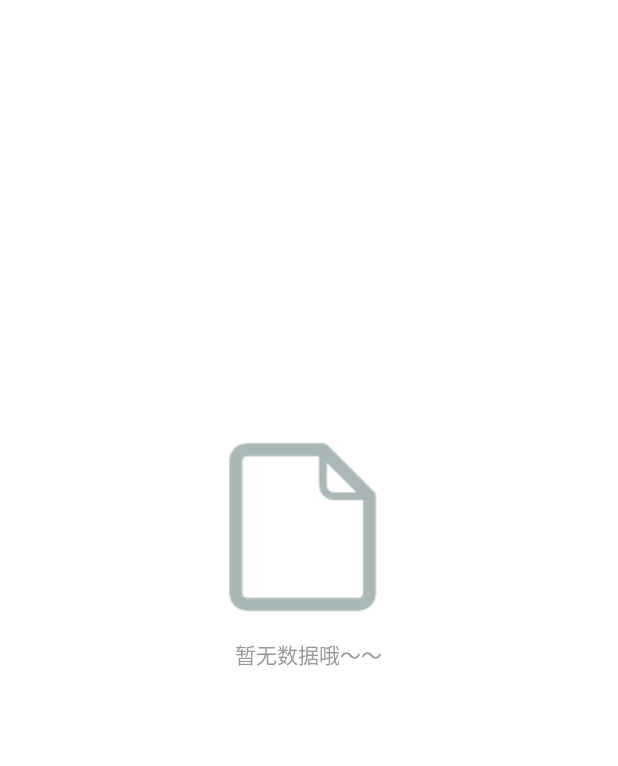
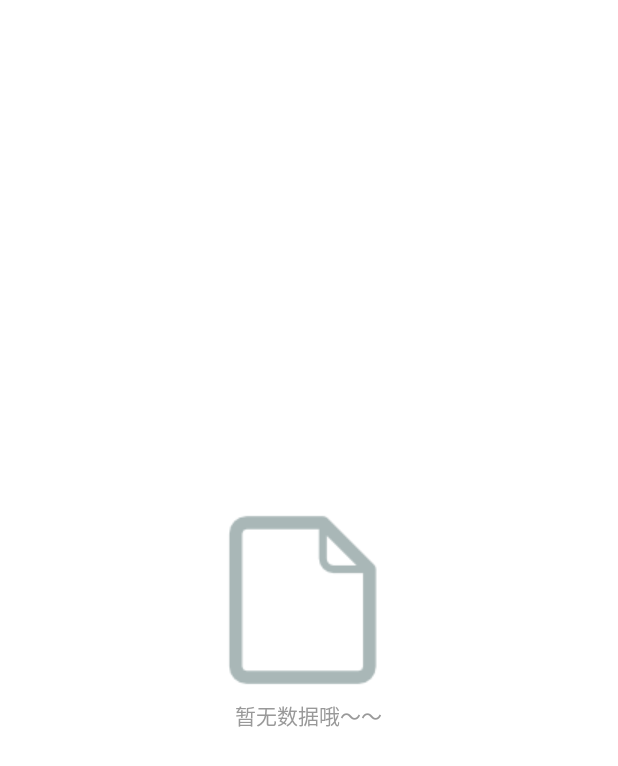
Before and after one commit to hrdzkj/sample, an Android app: the layout widget_emptyview.xml on its own in the app's theme, with its tools: preview values and no code run, on a phone screen of 412 x 824 dp. Shown: the top 766 px of the screen. Run offline under Robolectric (Android 15) with nearby library versions, the phone set to English and light mode, and no system bars; network calls fail.

Commit message:
Update widget_emptyview.xml

```diff
--- a/app/src/main/res/layout/widget_emptyview.xml
+++ b/app/src/main/res/layout/widget_emptyview.xml
@@ -4,16 +4,15 @@
     android:id="@+id/empty_prompt_view_id"
     android:layout_width="match_parent"
     android:layout_height="match_parent"
-    android:gravity="center"
     android:background="@color/color_FFFFFF">
     <LinearLayout
-        android:layout_width="wrap_content"
+        android:layout_width="match_parent"
         android:layout_height="wrap_content"
-        android:layout_marginTop="-90dp"
-        android:gravity="center"
+        android:layout_centerInParent="true"
         android:orientation="vertical">
         <ImageView
             android:id="@+id/imageEmpty"
+            android:layout_gravity="center_horizontal"
             android:layout_width="wrap_content"
             android:layout_height="wrap_content"
             android:src="@drawable/emptybox" />
@@ -21,7 +20,7 @@
             android:id="@+id/textShowText"
             android:layout_width="wrap_content"
             android:layout_height="wrap_content"
-            android:layout_marginTop="@dimen/size_10"
+            android:layout_marginTop="@dimen/size_2"
             android:layout_gravity="center_horizontal"
             android:textColor="@color/color_999999"
             android:textSize="@dimen/size_14"
```
